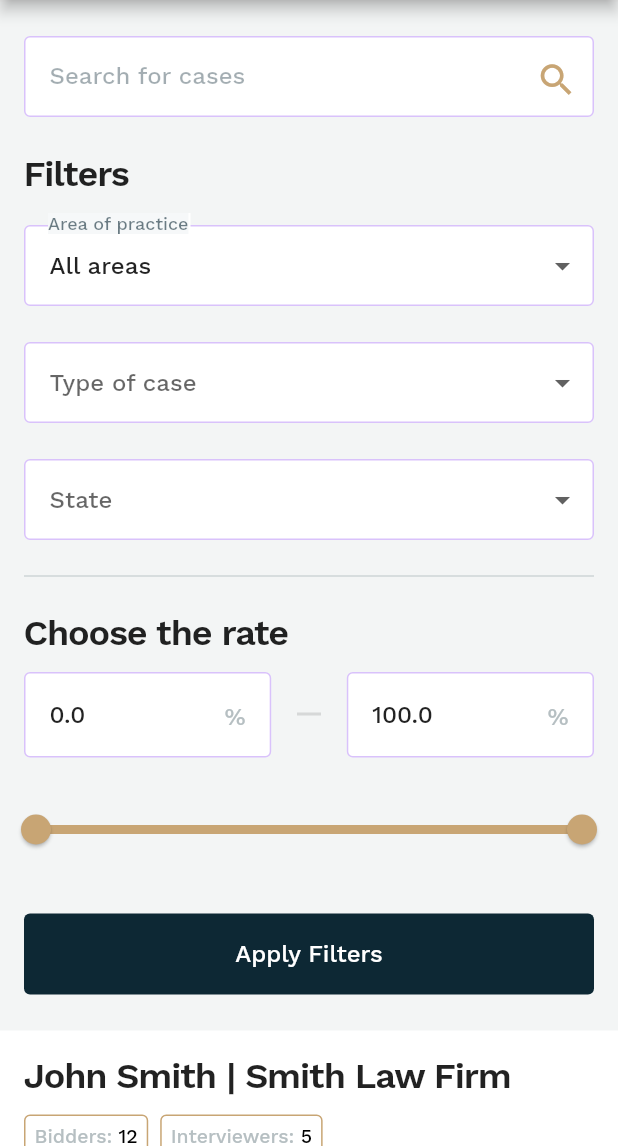
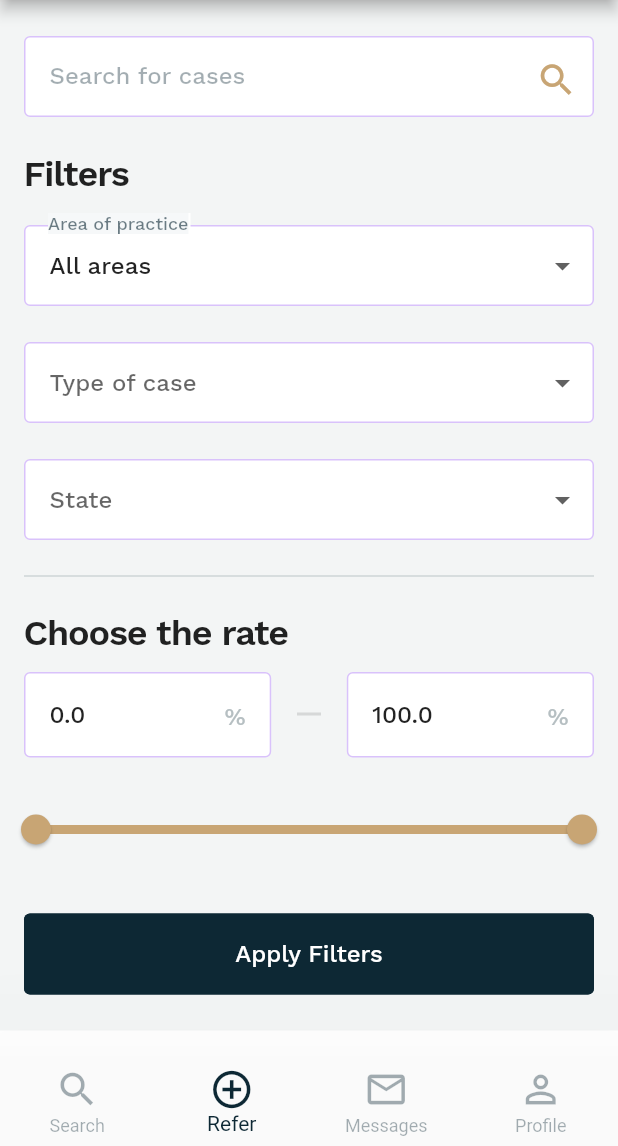
Before and after one commit to skyhouse11/otakoyi_test_app, a Flutter app: the screen it shows after launch, on a phone screen of 412 x 824 dp, the part 90-1236 px from its top. Run offline on Flutter 3.47's test engine with Material 2 defaults, Android fonts, the phone set to English and light mode, and no system bars; our stand-ins replace google_fonts.

Commit message:
Finalised test app, added bottom bar

```diff
--- a/lib/view/main_view.dart
+++ b/lib/view/main_view.dart
@@ -17,6 +17,57 @@ class MainView extends StatelessWidget {
   @override
   Widget build(BuildContext context) {
     return Scaffold(
+      bottomNavigationBar: BottomNavigationBar(
+        currentIndex: 1,
+        showUnselectedLabels: true,
+        unselectedItemColor: HexColor("#0D2834").withOpacity(0.38),
+        selectedItemColor: HexColor("#0D2834"),
+        iconSize: 30,
+        elevation: 100,
+        type: BottomNavigationBarType.fixed,
+        items: [
+          BottomNavigationBarItem(
+            icon: Icon(Icons.search),
+            title: Text(
+              "Search",
+              style: GoogleFonts.workSans(
+                fontSize: 12,
+                fontWeight: FontWeight.w500,
+              ),
+            ),
+          ),
+          BottomNavigationBarItem(
+            icon: Icon(Icons.add_circle_outline),
+            title: Text(
+              "Refer",
+              style: GoogleFonts.workSans(
+                fontSize: 12,
+                fontWeight: FontWeight.w500,
+              ),
+            ),
+          ),
+          BottomNavigationBarItem(
+            icon: Icon(Icons.mail_outline),
+            title: Text(
+              "Messages",
+              style: GoogleFonts.workSans(
+                fontSize: 12,
+                fontWeight: FontWeight.w500,
+              ),
+            ),
+          ),
+          BottomNavigationBarItem(
+            icon: Icon(Icons.person_outline),
+            title: Text(
+              "Profile",
+              style: GoogleFonts.workSans(
+                fontSize: 12,
+                fontWeight: FontWeight.w500,
+              ),
+            ),
+          ),
+        ],
+      ),
       appBar: PreferredSize(
         child: AppBar(
           backgroundColor: HexColor("#0D2834"),
@@ -119,6 +170,11 @@ class MainView extends StatelessWidget {
                 amountOfBidders: 12,
                 amountOfInterviewers: 5,
               ),
+              CaseColumn(
+                caseTitle: "John Smith | Smith Law Firm",
+                amountOfBidders: 0,
+                amountOfInterviewers: 0,
+              ),
             ],
           ),
         ),
--- /dev/null
+++ b/lib/widgets/case/bottom_param_list.dart
@@ -0,0 +1,47 @@
+import 'package:flutter/material.dart';
+import 'package:otakoyi_test_app/widgets/case/bottom_parameter.dart';
+
+class BottomParamList extends StatelessWidget {
+  final List<Map<String, dynamic>> dataForCase = [
+    {
+      "title": "Min referral fee",
+      "data": "30%",
+    },
+    {
+      "title": "Area of practice",
+      "data": "Personal injury",
+    },
+    {
+      "title": "Posted",
+      "data": "Sep 19, 2019",
+    },
+    {
+      "title": "Represent",
+      "data": "PLaintiff",
+    },
+  ];
+
+  @override
+  Widget build(BuildContext context) {
+    return Container(
+      margin: EdgeInsets.all(16),
+      child: GridView.builder(
+        itemCount: 4,
+        padding: EdgeInsets.all(0.0),
+        physics: NeverScrollableScrollPhysics(),
+        shrinkWrap: true,
+        gridDelegate: SliverGridDelegateWithFixedCrossAxisCount(
+          crossAxisCount: 2,
+          childAspectRatio: MediaQuery.of(context).size.width /
+              (MediaQuery.of(context).size.height / 5),
+        ),
+        itemBuilder: (context, index) {
+          return BottomParameter(
+            data: dataForCase[index]["data"],
+            title: dataForCase[index]["title"],
+          );
+        },
+      ),
+    );
+  }
+}
--- a/lib/widgets/case/case_column.dart
+++ b/lib/widgets/case/case_column.dart
@@ -1,9 +1,10 @@
 import 'package:flutter/material.dart';
 import 'package:google_fonts/google_fonts.dart';
 import 'package:otakoyi_test_app/util/hex_color.dart';
-import 'package:otakoyi_test_app/widgets/case/bottom_parameter.dart';
+import 'package:otakoyi_test_app/widgets/case/bottom_param_list.dart';
 import 'package:otakoyi_test_app/widgets/case/middle_tag.dart';
 import 'package:otakoyi_test_app/widgets/case/top_tag_container.dart';
+import 'package:otakoyi_test_app/widgets/general/big_button.dart';
 import 'package:otakoyi_test_app/widgets/general/main_title.dart';
 
 class CaseColumn extends StatelessWidget {
@@ -16,25 +17,6 @@ class CaseColumn extends StatelessWidget {
     this.amountOfBidders,
     this.amountOfInterviewers,
   });
-
-  final List<Map<String, dynamic>> dataForCase = [
-    {
-      "title": "Min referral fee",
-      "data": "30%",
-    },
-    {
-      "title": "Area of practice",
-      "data": "Personal injury",
-    },
-    {
-      "title": "Posted",
-      "data": "Sep 19, 2019",
-    },
-    {
-      "title": "Represent",
-      "data": "PLaintiff",
-    },
-  ];
 
   @override
   Widget build(BuildContext context) {
@@ -135,24 +117,91 @@ class CaseColumn extends StatelessWidget {
               ],
             ),
           ),
+          BottomParamList(),
+          amountOfBidders != 0
+              ? BigButton(
+                  buttonColor: "#C8A574",
+                  toExpand: true,
+                  margin: EdgeInsets.only(
+                    bottom: 12,
+                    left: 16,
+                    right: 16,
+                  ),
+                  child: Row(
+                    mainAxisAlignment: MainAxisAlignment.center,
+                    children: <Widget>[
+                      Text(
+                        "More about the Bidders",
+                        style: GoogleFonts.workSans(
+                          fontSize: 16,
+                          color: Colors.white,
+                          fontWeight: FontWeight.w500,
+                        ),
+                      ),
+                      SizedBox(
+                        width: 10,
+                      ),
+                      Icon(
+                        Icons.info_outline,
+                        color: Colors.white,
+                      ),
+                    ],
+                  ),
+                )
+              : Container(),
+          Row(
+            mainAxisAlignment: MainAxisAlignment.spaceBetween,
+            children: <Widget>[
+              BigButton(
+                width: MediaQuery.of(context).size.width * 0.45,
+                buttonColor: "#FFFFFF",
+                text: "Edit",
+                textStyle: GoogleFonts.workSans(
+                  fontSize: 16,
+                  fontWeight: FontWeight.w500,
+                  color: HexColor("#0D2834"),
+                  height: 1.5,
+                ),
+                borderSide: BorderSide(
+                  color: HexColor("#B6BFC2"),
+                  width: 2,
+                ),
+                margin: EdgeInsets.only(
+                  bottom: 12,
+                  left: 16,
+                  right: 4,
+                ),
+              ),
+              BigButton(
+                width: MediaQuery.of(context).size.width * 0.45,
+                buttonColor: "#FFFFFF",
+                text: "Delete",
+                textStyle: GoogleFonts.workSans(
+                  fontSize: 16,
+                  fontWeight: FontWeight.w500,
+                  color: HexColor("#EB5757"),
+                  height: 1.5,
+                ),
+                borderSide: BorderSide(
+                  color: HexColor("#EB5757"),
+                  width: 2,
+                ),
+                margin: EdgeInsets.only(
+                  bottom: 12,
+                  left: 4,
+                  right: 16,
+                ),
+              ),
+            ],
+          ),
           Container(
-            margin: EdgeInsets.all(16),
-            child: GridView.builder(
-              itemCount: 4,
-              padding: EdgeInsets.all(0.0),
-              physics: NeverScrollableScrollPhysics(),
-              shrinkWrap: true,
-              gridDelegate: SliverGridDelegateWithFixedCrossAxisCount(
-                crossAxisCount: 2,
-                childAspectRatio: MediaQuery.of(context).size.width /
-                    (MediaQuery.of(context).size.height / 5),
-              ),
-              itemBuilder: (context, index) {
-                return BottomParameter(
-                  data: dataForCase[index]["data"],
-                  title: dataForCase[index]["title"],
-                );
-              },
+            color: Colors.white,
+            padding: EdgeInsets.symmetric(
+              horizontal: 16,
+              vertical: 4,
+            ),
+            child: Divider(
+              color: HexColor("#B6BFC2").withOpacity(0.6),
             ),
           ),
         ],
--- a/lib/widgets/general/big_button.dart
+++ b/lib/widgets/general/big_button.dart
@@ -5,33 +5,53 @@ class BigButton extends StatelessWidget {
   final String text;
   final TextStyle textStyle;
   final String buttonColor;
+  final bool toExpand;
+  final double width;
+  final EdgeInsets margin;
+  final BorderSide borderSide;
+  final Widget child;
 
   const BigButton({
-    @required this.text,
-    @required this.textStyle,
-    @required this.buttonColor,
+    this.text,
+    this.textStyle,
+    this.buttonColor,
+    this.toExpand = false,
+    this.width,
+    this.margin = const EdgeInsets.only(
+      top: 32,
+      bottom: 24,
+      left: 16,
+      right: 16,
+    ),
+    this.borderSide,
+    this.child,
   });
 
   @override
   Widget build(BuildContext context) {
     return Container(
       height: 54,
-      margin: EdgeInsets.only(
-        top: 32,
-        bottom: 24,
-        left: 16,
-        right: 16,
-      ),
+      width: toExpand
+          ? MediaQuery.of(context).size.width
+          : (width != null ? width : null),
+      margin: margin,
       child: FlatButton(
         color: HexColor(buttonColor),
         shape: RoundedRectangleBorder(
           borderRadius: BorderRadius.circular(4),
+          side: borderSide != null
+              ? borderSide
+              : BorderSide(
+                  color: HexColor(buttonColor),
+                ),
         ),
         onPressed: () {},
-        child: Text(
-          text,
-          style: textStyle,
-        ),
+        child: child != null
+            ? child
+            : Text(
+                text,
+                style: textStyle,
+              ),
       ),
     );
   }
```
